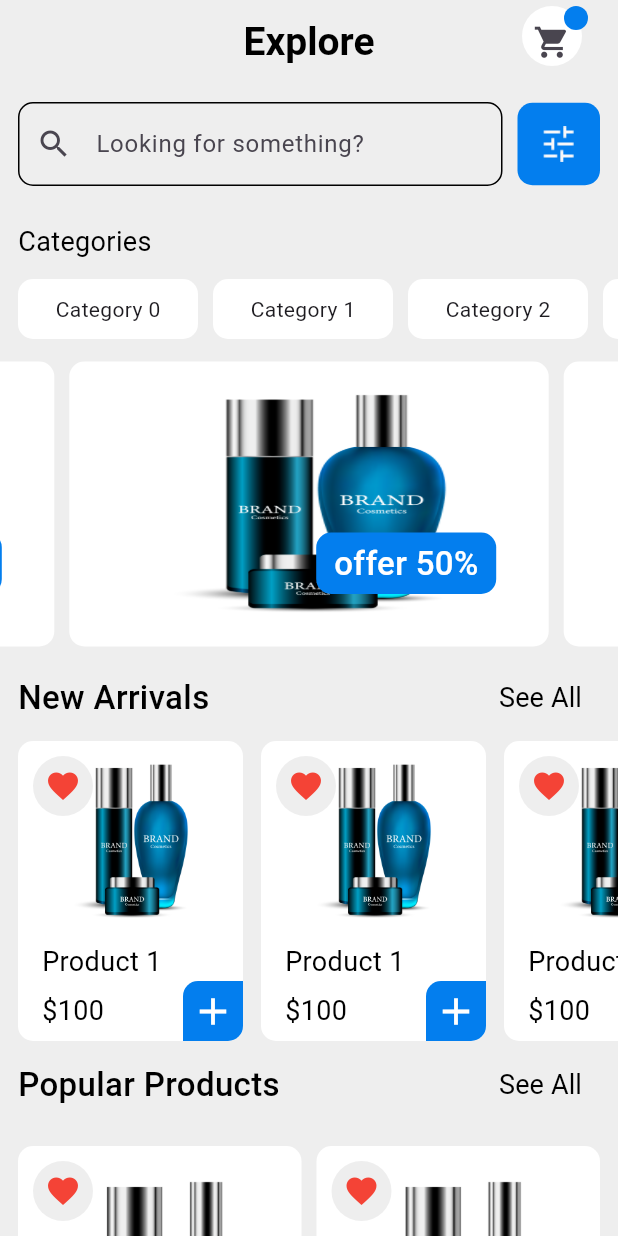
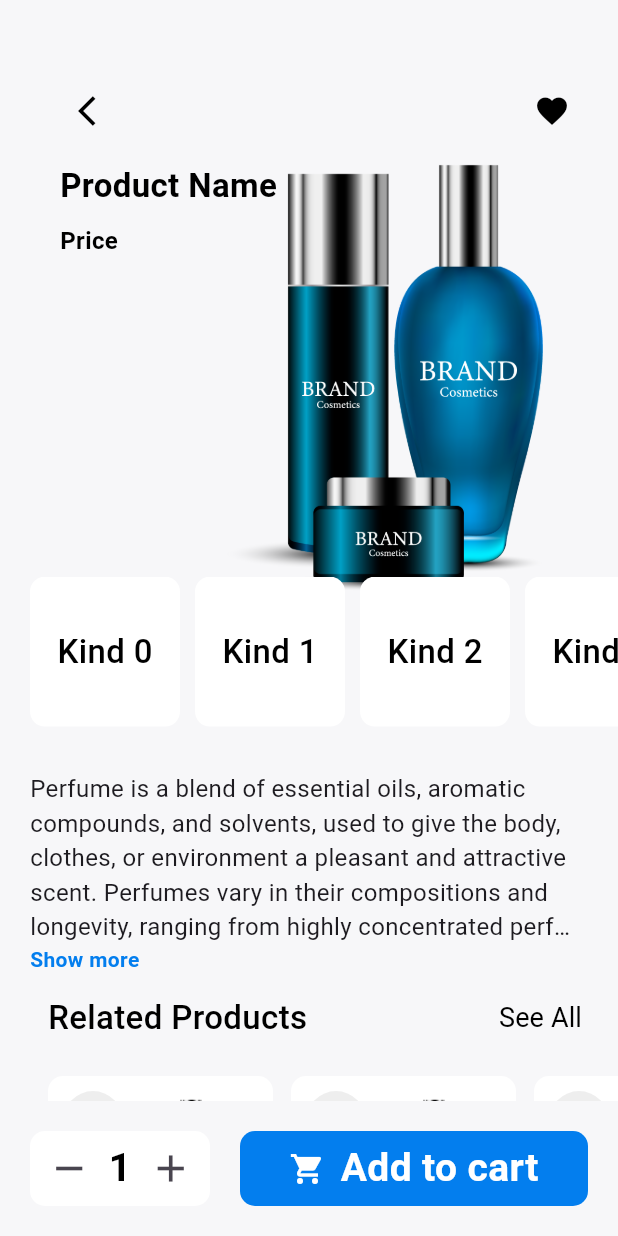
Before and after one commit to AbdelazizMohamed-GitHub/shop_sphere, a Flutter app: the screen it shows after launch, on a phone screen of 412 x 824 dp. Run offline on Flutter 3.47's test engine with Material 3 defaults, Android fonts, the phone set to English and light mode, and no system bars; drawn by our look-alikes of carousel_slider, readmore; our stand-ins replace dartz, firebase_auth, firebase_core, flutter_bloc, flutter_rating_bar, google_sign_in and 1 more; accounts and stored records are empty.

Commit message:
Create DetailsScreen

```diff
--- a/lib/core/constant/app_color.dart
+++ b/lib/core/constant/app_color.dart
@@ -3,5 +3,6 @@ import 'package:flutter/material.dart';
 
 class AppColors {
   static const Color primaryColor = Color(0xFF037EEE);  //037EEE
+  static const Color backgroundColor = Color(0xFFFF7F7F9);
 
 }
--- a/lib/core/widget/custom_product_item.dart
+++ b/lib/core/widget/custom_product_item.dart
@@ -2,7 +2,6 @@ import 'package:flutter/material.dart';
 import 'package:shop_sphere/core/constant/app_color.dart';
 import 'package:shop_sphere/core/constant/app_images.dart';
 import 'package:shop_sphere/core/constant/app_styles.dart';
-
 
 class CustomProductItem extends StatelessWidget {
   const CustomProductItem({super.key});
@@ -31,7 +30,6 @@ class CustomProductItem extends StatelessWidget {
               ),
               Padding(
                 padding: const EdgeInsets.only(left: 16),
-                child: Expanded(
                 child: Column(
                   crossAxisAlignment: CrossAxisAlignment.start,
                   children: [
@@ -66,7 +64,6 @@ class CustomProductItem extends StatelessWidget {
                   ],
                 ),
               ),
-              ),
             ],
           ),
           Positioned(
--- /dev/null
+++ b/lib/features/explor/presention/view/screen/details_screen.dart
@@ -0,0 +1,196 @@
+import 'package:flutter/material.dart';
+import 'package:flutter_rating_bar/flutter_rating_bar.dart';
+import 'package:readmore/readmore.dart';
+import 'package:shop_sphere/core/constant/app_color.dart';
+import 'package:shop_sphere/core/constant/app_images.dart';
+import 'package:shop_sphere/core/constant/app_styles.dart';
+import 'package:shop_sphere/core/widget/custom_product_item.dart';
+import 'package:shop_sphere/features/explor/presention/view/widget/custom_new_arrivels_list.dart';
+import 'package:shop_sphere/features/explor/presention/view/widget/custom_product_title_section.dart';
+
+class DetailsScreen extends StatelessWidget {
+  const DetailsScreen({super.key});
+
+  @override
+  Widget build(BuildContext context) {
+    return Scaffold(
+      backgroundColor: AppColors.backgroundColor,
+      body: Padding(
+          padding: const EdgeInsets.only(left: 20),
+          child: SingleChildScrollView(
+            child: Column(children: [
+              SizedBox(
+                height: MediaQuery.of(context).size.height * 0.6,
+                child: Stack(children: [
+                  Positioned(
+                      top: 10,
+                      left: 50,
+                      right: -30,
+                      bottom: 0,
+                      child: Image.asset(AppImages.product)),
+                  Positioned(
+                    left: 20,
+                    right: 20,
+                    top: 50,
+                    child: Column(
+                        crossAxisAlignment: CrossAxisAlignment.start,
+                        children: [
+                          Row(
+                            mainAxisAlignment: MainAxisAlignment.spaceBetween,
+                            children: [
+                              IconButton(
+                                  onPressed: () {},
+                                  icon: const Icon(
+                                    Icons.arrow_back_ios,
+                                    color: Colors.black,
+                                  )),
+                              IconButton(
+                                  onPressed: () {},
+                                  icon: const Icon(
+                                    Icons.favorite,
+                                    color: Colors.black,
+                                  )),
+                            ],
+                          ),
+                          const SizedBox(
+                            height: 10,
+                          ),
+                          Text(
+                            "Product Name",
+                            style: AppStyles.text18RegularBlack.copyWith(
+                                fontWeight: FontWeight.bold, fontSize: 22),
+                          ),
+                          const SizedBox(
+                            height: 10,
+                          ),
+                          Text(
+                            "Price",
+                            style: AppStyles.text18RegularBlack.copyWith(
+                                fontWeight: FontWeight.bold, fontSize: 16),
+                          ),
+                        ]),
+                  ),
+                  Positioned(
+                    bottom: 10,
+                    left: 0,
+                    right: 0,
+                    child: SizedBox(
+                      height: 100,
+                      child: ListView.separated(
+                        scrollDirection: Axis.horizontal,
+                        shrinkWrap: true,
+                        itemCount: 5,
+                        separatorBuilder: (BuildContext context, int index) {
+                          return const SizedBox(
+                            width: 10,
+                          );
+                        },
+                        itemBuilder: (BuildContext context, int index) {
+                          return Container(
+                            width: 100,
+                            height: 50,
+                            decoration: BoxDecoration(
+                              color: Colors.white,
+                              borderRadius: BorderRadius.circular(10),
+                            ),
+                            child: Center(
+                              child: Text('Kind $index',
+                                  style: AppStyles.text22SemiBoldBlack),
+                            ),
+                          );
+                        },
+                      ),
+                    ),
+                  )
+                ]),
+              ),
+              const Padding(
+                padding: EdgeInsets.only(right: 10, top: 20),
+                child: ReadMoreText(
+                  'Perfume is a blend of essential oils, aromatic compounds, and solvents, used to give the body, clothes, or environment a pleasant and attractive scent. Perfumes vary in their compositions and longevity, ranging from highly concentrated perfumes (like "Parfum") to lighter fragrances (like "Eau de Cologne"). Each perfume is distinguished by its unique ingredients, which may be floral, woody, citrusy, or oriental, reflecting a distinctive character and personality for each wearer. 🌿✨',
+                  style: TextStyle(fontSize: 16),
+                  trimMode: TrimMode.Length,
+                  trimLines: 2,
+                  colorClickableText: Colors.pink,
+                  trimCollapsedText: 'Show more',
+                  trimExpandedText: 'Show less',
+                  moreStyle: TextStyle(
+                      fontSize: 14,
+                      fontWeight: FontWeight.bold,
+                      color: AppColors.primaryColor),
+                ),
+              ),
+              const CustomProductTitleSection(title: 'Related Products'),
+              const SizedBox(
+                height: 10,
+              ),
+              const SizedBox(height: 200, child: CustomNewArrivelsList())
+            ]),
+          )),
+      bottomNavigationBar: Padding(
+        padding: const EdgeInsets.all(20),
+        child: Row(
+          children: [
+            Container(
+                height: 50,
+                width: 120,
+                decoration: BoxDecoration(
+                  color: Colors.white,
+                  borderRadius: BorderRadius.circular(10),
+                ),
+                child: Row(
+                  mainAxisAlignment: MainAxisAlignment.spaceEvenly,
+                  children: [
+                    IconButton(
+                        onPressed: () {},
+                        icon: const Icon(
+                          Icons.remove,
+                          size: 30,
+                        )),
+                    const Text(
+                      '1',
+                      style: AppStyles.text26BoldBlack,
+                    ),
+                    IconButton(
+                        onPressed: () {},
+                        icon: const Icon(
+                          Icons.add,
+                          size: 30,
+                        )),
+                  ],
+                )),
+            const SizedBox(
+              width: 20,
+            ),
+            Expanded(
+              child: Container(
+                alignment: Alignment.center,
+                height: 50,
+                decoration: BoxDecoration(
+                  color: AppColors.primaryColor,
+                  borderRadius: BorderRadius.circular(10),
+                ),
+                child: const Row(
+                  mainAxisAlignment: MainAxisAlignment.center,
+                  children: [
+                    Icon(
+                      Icons.shopping_cart,
+                      color: Colors.white,
+                    ),
+                    SizedBox(
+                      width: 10,
+                    ),
+                    Text(
+                      'Add to cart',
+                      style: AppStyles.text26BoldWhite,
+                    ),
+                  ],
+                ),
+              ),
+            ),
+          ],
+        ),
+      ),
+    );
+  }
+}
--- a/lib/main.dart
+++ b/lib/main.dart
@@ -1,6 +1,7 @@
 import 'package:firebase_core/firebase_core.dart';
 import 'package:flutter/material.dart';
 import 'package:shop_sphere/features/auth/presention/view/screen/login_screen.dart';
+import 'package:shop_sphere/features/explor/presention/view/screen/details_screen.dart';
 import 'package:shop_sphere/features/explor/presention/view/screen/explore_screen.dart';
 import 'package:shop_sphere/firebase_options.dart';
 
@@ -20,7 +21,7 @@ class ShopSphere extends StatelessWidget {
     return const MaterialApp(
       debugShowCheckedModeBanner: false,
       title: 'ShopSphere',
-      home: ExploreScreen(),
+      home: DetailsScreen(),
     );
   }
 }
--- a/pubspec.yaml
+++ b/pubspec.yaml
@@ -36,7 +36,9 @@ dependencies:
   flutter:
     sdk: flutter
   flutter_bloc: ^9.0.0
+  flutter_rating_bar: ^4.0.1
   google_sign_in: ^6.2.2
+  readmore: ^3.0.0
   smooth_page_indicator: ^1.2.0+3
 
 dev_dependencies:
```
Also changed, not shown: pubspec.lock, 4 other files. Lines whose indentation alone changed are shown as unchanged.
